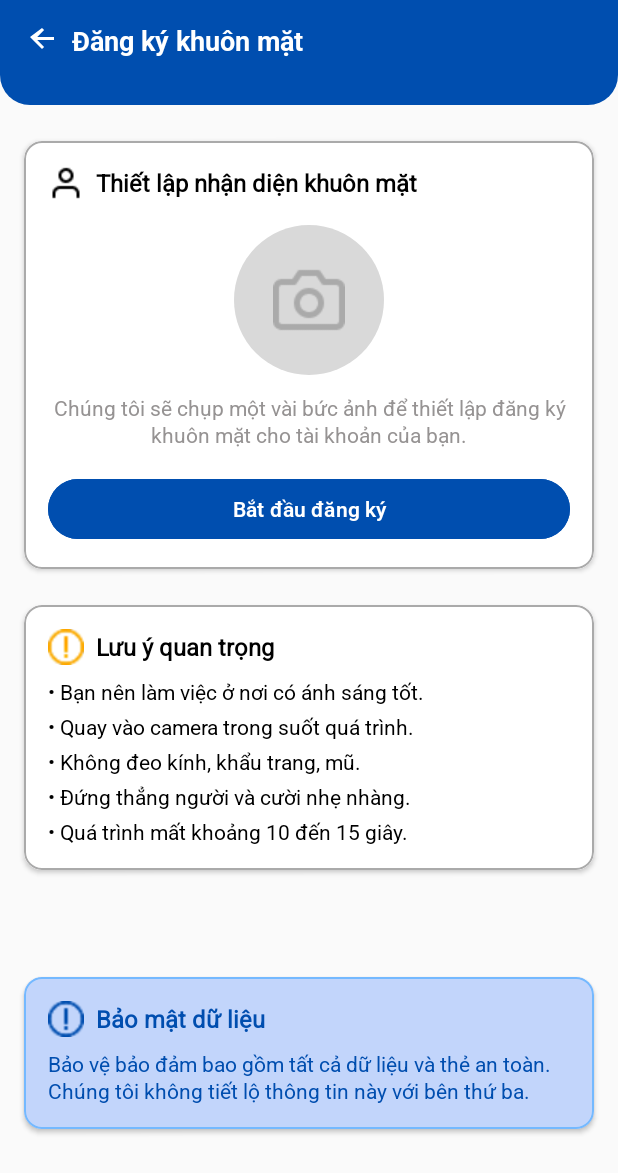
After one commit to XuanTruong158/face_id, an Android app: the FaceRegistration screen opened directly, with no data from a screen before it, on a phone screen of 412 x 824 dp. The commit adds this screen. Shown: the top 1173 px of the screen. Run offline under Robolectric (Android 15) with nearby library versions, the phone set to English and light mode, and no system bars.

Commit message:
Giao diện đăng ký khuôn mặt

```diff
--- a/app/src/main/AndroidManifest.xml
+++ b/app/src/main/AndroidManifest.xml
@@ -21,6 +21,7 @@
             </intent-filter>
         </activity>
         <activity android:name=".LoginActivity"/>
+        <activity android:name=".FaceRegistration"/>
     </application>
 
 </manifest>
--- /dev/null
+++ b/app/src/main/java/com/example/face_id/FaceRegistration.kt
@@ -0,0 +1,40 @@
+package com.example.face_id
+
+import android.app.Activity
+import android.content.Intent
+import android.os.Bundle
+import android.os.PersistableBundle
+import android.view.View
+import android.widget.ImageButton
+import androidx.appcompat.app.AppCompatActivity
+import androidx.core.view.ViewCompat
+import androidx.core.view.WindowCompat
+import androidx.core.view.WindowInsetsCompat
+import androidx.core.view.WindowInsetsControllerCompat
+
+class FaceRegistration : AppCompatActivity() {
+
+    private lateinit var backButton: ImageButton
+
+    override fun onCreate(savedInstanceState: Bundle?) {
+        super.onCreate(savedInstanceState)
+        setContentView(R.layout.activity_face_registration)
+
+        backButton = findViewById(R.id.back_button)
+
+
+        WindowCompat.setDecorFitsSystemWindows(window, false)
+
+        val topBar = findViewById<View>(R.id.top_bar)
+        ViewCompat.setOnApplyWindowInsetsListener(topBar) { v, insets ->
+            val status = insets.getInsets(WindowInsetsCompat.Type.statusBars())
+            v.setPadding(v.paddingLeft, status.top, v.paddingRight, v.paddingBottom)
+            insets
+        }
+        WindowInsetsControllerCompat(window, window.decorView).isAppearanceLightStatusBars = false
+
+        backButton.setOnClickListener {
+            finish()
+        }
+    }
+}
--- a/app/src/main/java/com/example/face_id/LoginActivity.kt
+++ b/app/src/main/java/com/example/face_id/LoginActivity.kt
@@ -1,11 +1,13 @@
 package com.example.face_id
 
+import android.content.Intent
 import android.os.Bundle
 import android.text.Editable
 import android.text.InputType
 import android.text.TextWatcher
 import android.text.method.PasswordTransformationMethod
 import android.view.View
+import android.widget.Button
 import android.widget.EditText
 import android.widget.ImageButton
 import android.widget.ImageView
@@ -24,6 +26,7 @@ class LoginActivity : AppCompatActivity() {
     private lateinit var ivLock: ImageView
     private lateinit var ivPasswordToggle: ImageButton
 
+    private lateinit var btnLogin: Button
     private var isPasswordVisible = false
 
     override fun onCreate(savedInstanceState: Bundle?) {
@@ -41,7 +44,8 @@ class LoginActivity : AppCompatActivity() {
         ivLock = findViewById(R.id.ivLock)
         ivPasswordToggle = findViewById(R.id.ivPasswordToggle)
 
-        // Gắn logic đổi màu cho 2 field
+        btnLogin = findViewById(R.id.btnLogin)
+
         wireUnderline(
             container = llStudentId,
             editText = etStudentId,
@@ -55,7 +59,6 @@ class LoginActivity : AppCompatActivity() {
             icon = ivLock
         )
 
-        // Toggle hiện/ẩn mật khẩu
         ivPasswordToggle.setOnClickListener {
             isPasswordVisible = !isPasswordVisible
             if (isPasswordVisible) {
@@ -74,6 +77,12 @@ class LoginActivity : AppCompatActivity() {
             // Giữ con trỏ ở cuối & cập nhật underline
             etPasswordCustom.setSelection(etPasswordCustom.text?.length ?: 0)
             llPassword.refreshDrawableState()
+        }
+
+
+        btnLogin.setOnClickListener {
+            val intent = Intent(this@LoginActivity, FaceRegistration::class.java)
+            startActivity(intent)
         }
     }
 
--- a/app/src/main/java/com/example/face_id/WelcomeActivity.kt
+++ b/app/src/main/java/com/example/face_id/WelcomeActivity.kt
@@ -11,30 +11,17 @@ import androidx.appcompat.app.AppCompatActivity
 class WelcomeActivity : AppCompatActivity() {
 
     private lateinit var btnContinue: ImageButton
-    private lateinit var loginBackground: View
-    private lateinit var bgPattern: ImageView
 
     override fun onCreate(savedInstanceState: Bundle?) {
         super.onCreate(savedInstanceState)
         setContentView(R.layout.activity_welcome)
 
         btnContinue = findViewById(R.id.btnContinue)
-        loginBackground = findViewById(R.id.include_login_background)
-        bgPattern = findViewById(R.id.bgPattern)
 
         btnContinue.setOnClickListener {
             val intent = Intent(this@WelcomeActivity, LoginActivity::class.java)
 
-            val backgroundPair = Pair.create(loginBackground, "login_background")
-            val bgPatternPair = Pair.create(bgPattern as View, "bgPattern")
-
-            val options = ActivityOptions.makeSceneTransitionAnimation(
-                this@WelcomeActivity,
-                backgroundPair,
-                bgPatternPair
-            )
-
-            startActivity(intent, options.toBundle())
+            startActivity(intent)
             finish()
         }
     }
--- /dev/null
+++ b/app/src/main/res/drawable/bg_top_bar_rounded.xml
@@ -0,0 +1,10 @@
+<?xml version="1.0" encoding="utf-8"?>
+<shape xmlns:android="http://schemas.android.com/apk/res/android" android:shape="rectangle">
+    <solid android:color="@color/colorPrimary" />
+    <size
+        android:height="70dp"/>
+    <corners
+        android:bottomLeftRadius="20dp"
+        android:bottomRightRadius="20dp"
+        />
+</shape>
--- /dev/null
+++ b/app/src/main/res/drawable/ic_arrow_back.xml
@@ -0,0 +1,10 @@
+<?xml version="1.0" encoding="utf-8"?>
+<vector xmlns:android="http://schemas.android.com/apk/res/android"
+    android:width="24dp"
+    android:height="24dp"
+    android:viewportWidth="24"
+    android:viewportHeight="24">
+    <path
+        android:fillColor="#2196F3"
+        android:pathData="M12,4 l1.41,1.41 L8.83,10 H20 v2 H8.83 l4.58,4.59 L12,18 l-8,-8z"/>
+</vector>
--- /dev/null
+++ b/app/src/main/res/drawable/ic_camera.xml
@@ -0,0 +1,4 @@
+<?xml version="1.0" encoding="utf-8"?>
+<bitmap xmlns:android="http://schemas.android.com/apk/res/android"
+    android:src="@drawable/img_camera"
+    android:tint="@color/black"/>
--- /dev/null
+++ b/app/src/main/res/drawable/ic_warning.xml
@@ -0,0 +1,3 @@
+<?xml version="1.0" encoding="utf-8"?>
+<bitmap xmlns:android="http://schemas.android.com/apk/res/android"
+    android:src="@drawable/warning" />
--- /dev/null
+++ b/app/src/main/res/layout/activity_face_registration.xml
@@ -0,0 +1,294 @@
+<?xml version="1.0" encoding="utf-8"?>
+<androidx.constraintlayout.widget.ConstraintLayout xmlns:android="http://schemas.android.com/apk/res/android"
+xmlns:app="http://schemas.android.com/apk/res-auto"
+android:layout_width="match_parent"
+android:layout_height="match_parent"
+xmlns:tools="http://schemas.android.com/tools"
+android:background="@color/background"
+tools:context=".FaceRegistration">
+
+<LinearLayout
+    android:id="@+id/top_bar"
+    android:layout_width="0dp"
+    android:layout_height="wrap_content"
+    android:orientation="horizontal"
+    android:background="@drawable/bg_top_bar_rounded"
+    android:padding="16dp"
+    android:gravity="center_vertical"
+    app:layout_constraintTop_toTopOf="parent"
+    app:layout_constraintStart_toStartOf="parent"
+    app:layout_constraintEnd_toEndOf="parent"
+    tools:paddingTop="20dp">
+
+    <ImageButton
+        android:id="@+id/back_button"
+        android:layout_width="wrap_content"
+        android:layout_height="wrap_content"
+        android:background="?attr/selectableItemBackgroundBorderless"
+        android:contentDescription="Back"
+        android:src="@drawable/ic_arrow_back"
+        app:tint="@color/white" />
+
+    <TextView
+        android:layout_width="0dp"
+        android:layout_height="wrap_content"
+        android:layout_gravity="center_vertical"
+        android:layout_marginStart="8dp"
+        android:text="Đăng ký khuôn mặt"
+        android:textColor="@android:color/white"
+        android:textSize="18sp"
+        android:textStyle="bold"
+        android:fontFamily="@font/roboto_bold"
+        android:gravity="center_vertical"
+        android:maxLines="1"
+        android:ellipsize="end"
+        android:layout_weight="1" />
+</LinearLayout>
+
+<!-- Thẻ thiết lập nhận diện khuôn mặt -->
+<com.google.android.material.card.MaterialCardView
+    android:id="@+id/camera_card"
+    android:layout_width="0dp"
+    android:layout_height="wrap_content"
+    android:layout_marginStart="16dp"
+    android:layout_marginEnd="16dp"
+    android:layout_marginTop="24dp"
+    app:layout_constraintStart_toStartOf="parent"
+    app:layout_constraintEnd_toEndOf="parent"
+    app:layout_constraintTop_toBottomOf="@id/top_bar"
+    app:strokeColor="@android:color/darker_gray"
+    app:strokeWidth="1dp"
+    app:cardCornerRadius="12dp"
+    app:cardElevation="2dp">
+
+    <LinearLayout
+        android:layout_width="match_parent"
+        android:layout_height="wrap_content"
+        android:orientation="vertical"
+        android:padding="16dp"
+        android:background="@color/white">
+
+        <LinearLayout
+            android:layout_width="match_parent"
+            android:layout_height="wrap_content"
+            android:orientation="horizontal"
+            android:gravity="center_vertical">
+
+            <ImageView
+                android:id="@+id/face_icon"
+                android:layout_width="24dp"
+                android:layout_height="24dp"
+                android:src="@drawable/ic_user"
+                android:contentDescription="Face icon"
+                app:tint="@color/black" />
+
+            <TextView
+                android:layout_width="0dp"
+                android:layout_height="wrap_content"
+                android:layout_marginStart="8dp"
+                android:layout_weight="1"
+                android:ellipsize="end"
+                android:maxLines="1"
+                android:text="Thiết lập nhận diện khuôn mặt"
+                android:textColor="@android:color/black"
+                android:textSize="16sp"
+                android:textStyle="bold"
+                android:fontFamily="@font/roboto_regular"/>
+        </LinearLayout>
+
+        <ImageView
+            android:id="@+id/camera_icon"
+            android:layout_width="100dp"
+            android:layout_height="100dp"
+            android:layout_gravity="center_horizontal"
+            android:layout_marginTop="16dp"
+            android:background="@drawable/circle_bg"
+            android:backgroundTint="#D9D9D9"
+            android:src="@drawable/ic_camera"
+            android:contentDescription="Camera placeholder"
+            android:scaleType="centerInside"
+            app:tint="@android:color/darker_gray" />
+
+        <TextView
+            android:id="@+id/description"
+            android:layout_width="match_parent"
+            android:layout_height="wrap_content"
+            android:layout_marginTop="12dp"
+            android:gravity="center"
+            android:lineSpacingExtra="2dp"
+            android:text="Chúng tôi sẽ chụp một vài bức ảnh để thiết lập đăng ký khuôn mặt cho tài khoản của bạn."
+            android:textColor="#969393"
+            android:textSize="14sp"
+            android:fontFamily="@font/roboto_regular"/>
+
+        <Button
+            android:id="@+id/start_button"
+            android:layout_width="match_parent"
+            android:layout_height="wrap_content"
+            android:layout_marginTop="16dp"
+            android:backgroundTint="@color/colorPrimary"
+            android:text="Bắt đầu đăng ký"
+            android:textAllCaps="false"
+            android:textColor="@android:color/white"
+            android:fontFamily="@font/roboto_semibold"/>
+    </LinearLayout>
+</com.google.android.material.card.MaterialCardView>
+
+<com.google.android.material.card.MaterialCardView
+    android:id="@+id/notice_card"
+    android:layout_width="0dp"
+    android:layout_height="wrap_content"
+    android:layout_marginStart="16dp"
+    android:layout_marginEnd="16dp"
+    android:layout_marginTop="24dp"
+    app:layout_constraintStart_toStartOf="parent"
+    app:layout_constraintEnd_toEndOf="parent"
+    app:layout_constraintTop_toBottomOf="@id/camera_card"
+    app:cardCornerRadius="12dp"
+    app:cardElevation="2dp"
+    app:strokeColor="@android:color/darker_gray"
+    app:strokeWidth="1dp">
+
+    <LinearLayout
+        android:layout_width="match_parent"
+        android:layout_height="wrap_content"
+        android:orientation="vertical"
+        android:padding="16dp"
+        android:background="@color/white">
+
+        <LinearLayout
+            android:layout_width="match_parent"
+            android:layout_height="wrap_content"
+            android:orientation="horizontal"
+            android:gravity="center_vertical">
+            <ImageView
+                android:id="@+id/warning"
+                android:layout_width="24dp"
+                android:layout_height="24dp"
+                android:src="@drawable/ic_warning"
+                android:contentDescription="Warning icon" />
+
+            <TextView
+                android:id="@+id/notice_title"
+                android:layout_width="match_parent"
+                android:layout_height="wrap_content"
+                android:text="Lưu ý quan trọng"
+                android:textColor="@android:color/black"
+                android:textSize="16sp"
+                android:textStyle="bold"
+                android:layout_marginStart="8dp"
+                android:fontFamily="@font/roboto_regular"/>
+        </LinearLayout>
+
+        <!-- Các lưu ý dạng bullet -->
+        <TextView
+            android:layout_width="match_parent"
+            android:layout_height="wrap_content"
+            android:layout_marginTop="8dp"
+            android:text="• Bạn nên làm việc ở nơi có ánh sáng tốt."
+            android:textColor="@android:color/black"
+            android:textSize="14sp"
+            android:fontFamily="@font/roboto_regular"/>
+
+        <TextView
+            android:layout_width="match_parent"
+            android:layout_height="wrap_content"
+            android:layout_marginTop="4dp"
+            android:text="• Quay vào camera trong suốt quá trình."
+            android:textColor="@android:color/black"
+            android:textSize="14sp"
+            android:fontFamily="@font/roboto_regular"/>
+
+        <TextView
+            android:layout_width="match_parent"
+            android:layout_height="wrap_content"
+            android:layout_marginTop="4dp"
+            android:text="• Không đeo kính, khẩu trang, mũ."
+            android:textColor="@android:color/black"
+            android:textSize="14sp"
+            android:fontFamily="@font/roboto_regular"/>
+
+        <TextView
+            android:layout_width="match_parent"
+            android:layout_height="wrap_content"
+            android:layout_marginTop="4dp"
+            android:text="• Đứng thẳng người và cười nhẹ nhàng."
+            android:textColor="@android:color/black"
+            android:textSize="14sp"
+            android:fontFamily="@font/roboto_regular"/>
+
+        <TextView
+            android:layout_width="match_parent"
+            android:layout_height="wrap_content"
+            android:layout_marginTop="4dp"
+            android:text="• Quá trình mất khoảng 10 đến 15 giây."
+            android:textColor="@android:color/black"
+            android:textSize="14sp"
+            android:fontFamily="@font/roboto_regular"/>
+    </LinearLayout>
+</com.google.android.material.card.MaterialCardView>
+
+<!-- Thẻ bảo mật -->
+<com.google.android.material.card.MaterialCardView
+    android:id="@+id/privacy_card"
+    android:layout_width="0dp"
+    android:layout_height="wrap_content"
+    android:layout_marginStart="16dp"
+    android:layout_marginEnd="16dp"
+    android:layout_marginTop="24dp"
+    android:layout_marginBottom="24dp"
+    app:layout_constraintStart_toStartOf="parent"
+    app:layout_constraintEnd_toEndOf="parent"
+    app:layout_constraintTop_toBottomOf="@id/notice_card"
+    app:layout_constraintBottom_toBottomOf="parent"
+    app:cardCornerRadius="12dp"
+    app:cardElevation="2dp"
+    app:strokeColor="@color/light_blue"
+    app:strokeWidth="1dp">
+
+    <LinearLayout
+        android:layout_width="match_parent"
+        android:layout_height="wrap_content"
+        android:orientation="vertical"
+        android:padding="16dp"
+        android:background="#6679B4FF">
+
+        <LinearLayout
+            android:layout_width="match_parent"
+            android:layout_height="wrap_content"
+            android:orientation="horizontal"
+            android:gravity="center_vertical">
+
+            <ImageView
+                android:id="@+id/warning_1"
+                android:layout_width="24dp"
+                android:layout_height="24dp"
+                android:src="@drawable/ic_warning"
+                android:contentDescription="Warning icon"
+                app:tint="@color/colorPrimary" />
+
+            <TextView
+                android:id="@+id/privacy_title"
+                android:layout_width="match_parent"
+                android:layout_height="wrap_content"
+                android:text="Bảo mật dữ liệu"
+                android:textColor="@color/colorPrimary"
+                android:textSize="16sp"
+                android:textStyle="bold"
+                android:layout_marginStart="8dp"
+                android:fontFamily="@font/roboto_regular"/>
+        </LinearLayout>
+
+        <TextView
+            android:id="@+id/privacy_description"
+            android:layout_width="match_parent"
+            android:layout_height="wrap_content"
+            android:layout_marginTop="8dp"
+            android:text="Bảo vệ bảo đảm bao gồm tất cả dữ liệu và thẻ an toàn. Chúng tôi không tiết lộ thông tin này với bên thứ ba."
+            android:textColor="@color/colorPrimary"
+            android:textSize="14sp"
+            android:lineSpacingExtra="2dp"
+            android:fontFamily="@font/roboto_regular"/>
+    </LinearLayout>
+</com.google.android.material.card.MaterialCardView>
+</androidx.constraintlayout.widget.ConstraintLayout>
--- a/app/src/main/res/layout/activity_login.xml
+++ b/app/src/main/res/layout/activity_login.xml
@@ -34,7 +34,6 @@
         android:scaleType="centerCrop"
         android:src="@drawable/bg_pattern"
         android:contentDescription="image_background"
-        android:transitionName="pattern"
         android:layout_marginTop="-10dp"
         app:layout_constraintTop_toTopOf="parent"
         app:layout_constraintBottom_toBottomOf="@id/guidelineCurve"
--- a/app/src/main/res/layout/activity_welcome.xml
+++ b/app/src/main/res/layout/activity_welcome.xml
@@ -31,7 +31,6 @@
         android:alpha="0.2"
         android:scaleType="centerCrop"
         android:src="@drawable/bg_pattern"
-        android:transitionName="pattern"
         android:contentDescription="image_background"
         app:layout_constraintTop_toTopOf="parent"
         app:layout_constraintBottom_toBottomOf="@id/guidelineCurve"
--- a/app/src/main/res/values/colors.xml
+++ b/app/src/main/res/values/colors.xml
@@ -8,4 +8,6 @@
     <color name="light_blue_600">#FF039BE5</color>
     <color name="gray_400">#FFBDBDBD</color>
     <color name="gray_600">#FF757575</color>
+    <color name="colorPrimary">#004EAF</color>
+    <color name="background">#FAFAFA</color>
 </resources>
--- a/app/src/main/res/values/themes.xml
+++ b/app/src/main/res/values/themes.xml
@@ -5,6 +5,7 @@
         <!-- <item name="colorPrimary">@color/my_light_primary</item> -->
         <item name="android:windowDrawsSystemBarBackgrounds">true</item>
         <item name="android:statusBarColor">@android:color/transparent</item>
+        <item name="android:windowLightStatusBar">false</item>
         <item name="android:windowContentTransitions">true</item>
     </style>
 
```
Also changed, not shown: app/src/main/res/drawable/img_camera.png (added), app/src/main/res/drawable/warning.png (added).
